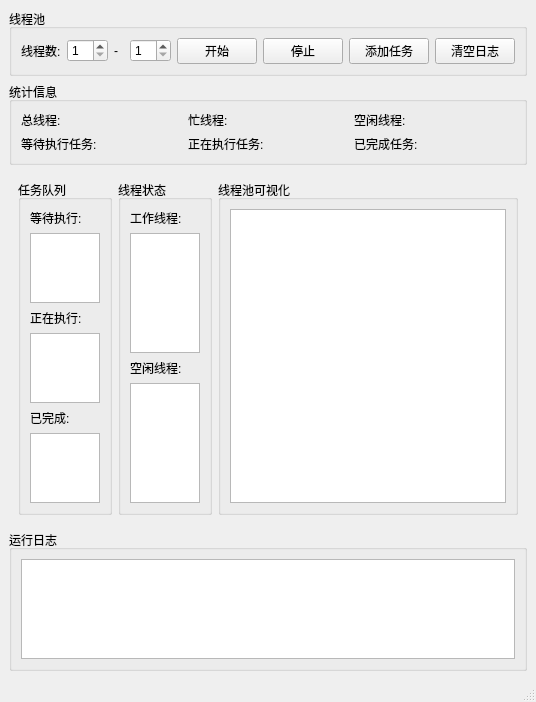
This is mainwindow.ui in HuJingwen1211/QT-ThreadPool as Qt 5 draws it before an edit. The edited form follows.
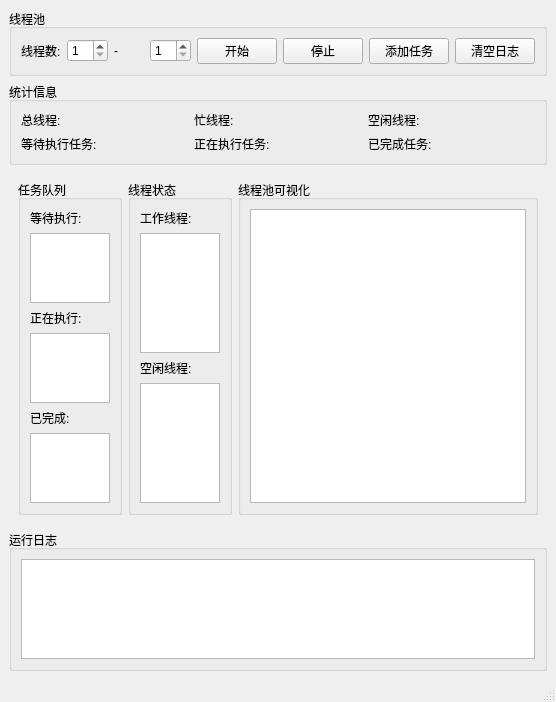
This is the edited form. Custom widgets are drawn as their Qt base class.

The edit to the form file:
```diff
--- a/mainwindow.ui
+++ b/mainwindow.ui
@@ -142,6 +142,12 @@
       <layout class="QHBoxLayout" name="horizontalLayout_2">
        <item>
         <widget class="QGroupBox" name="groupBox_3">
+         <property name="sizePolicy">
+          <sizepolicy hsizetype="Fixed" vsizetype="Preferred">
+           <horstretch>0</horstretch>
+           <verstretch>0</verstretch>
+          </sizepolicy>
+         </property>
          <property name="title">
           <string>任务队列</string>
          </property>
@@ -154,7 +160,26 @@
            </widget>
           </item>
           <item>
-           <widget class="QListWidget" name="waitingTaskList"/>
+           <widget class="QListWidget" name="waitingTaskList">
+            <property name="sizePolicy">
+             <sizepolicy hsizetype="Fixed" vsizetype="Expanding">
+              <horstretch>0</horstretch>
+              <verstretch>0</verstretch>
+             </sizepolicy>
+            </property>
+            <property name="minimumSize">
+             <size>
+              <width>70</width>
+              <height>0</height>
+             </size>
+            </property>
+            <property name="maximumSize">
+             <size>
+              <width>80</width>
+              <height>16777215</height>
+             </size>
+            </property>
+           </widget>
           </item>
           <item>
            <widget class="QLabel" name="label_6">
@@ -164,7 +189,26 @@
            </widget>
           </item>
           <item>
-           <widget class="QListWidget" name="runningTaskList"/>
+           <widget class="QListWidget" name="runningTaskList">
+            <property name="sizePolicy">
+             <sizepolicy hsizetype="Fixed" vsizetype="Expanding">
+              <horstretch>0</horstretch>
+              <verstretch>0</verstretch>
+             </sizepolicy>
+            </property>
+            <property name="minimumSize">
+             <size>
+              <width>70</width>
+              <height>0</height>
+             </size>
+            </property>
+            <property name="maximumSize">
+             <size>
+              <width>80</width>
+              <height>16777215</height>
+             </size>
+            </property>
+           </widget>
           </item>
           <item>
            <widget class="QLabel" name="label_7">
@@ -174,13 +218,38 @@
            </widget>
           </item>
           <item>
-           <widget class="QListWidget" name="finishedTaskList"/>
+           <widget class="QListWidget" name="finishedTaskList">
+            <property name="sizePolicy">
+             <sizepolicy hsizetype="Fixed" vsizetype="Expanding">
+              <horstretch>0</horstretch>
+              <verstretch>0</verstretch>
+             </sizepolicy>
+            </property>
+            <property name="minimumSize">
+             <size>
+              <width>70</width>
+              <height>0</height>
+             </size>
+            </property>
+            <property name="maximumSize">
+             <size>
+              <width>80</width>
+              <height>16777215</height>
+             </size>
+            </property>
+           </widget>
           </item>
          </layout>
         </widget>
        </item>
        <item>
         <widget class="QGroupBox" name="groupBox_2">
+         <property name="sizePolicy">
+          <sizepolicy hsizetype="Fixed" vsizetype="Preferred">
+           <horstretch>0</horstretch>
+           <verstretch>0</verstretch>
+          </sizepolicy>
+         </property>
          <property name="title">
           <string>线程状态</string>
          </property>
@@ -193,7 +262,26 @@
            </widget>
           </item>
           <item>
-           <widget class="QListWidget" name="workingThreadList"/>
+           <widget class="QListWidget" name="workingThreadList">
+            <property name="sizePolicy">
+             <sizepolicy hsizetype="Fixed" vsizetype="Expanding">
+              <horstretch>0</horstretch>
+              <verstretch>0</verstretch>
+             </sizepolicy>
+            </property>
+            <property name="minimumSize">
+             <size>
+              <width>70</width>
+              <height>0</height>
+             </size>
+            </property>
+            <property name="maximumSize">
+             <size>
+              <width>80</width>
+              <height>16777215</height>
+             </size>
+            </property>
+           </widget>
           </item>
           <item>
            <widget class="QLabel" name="label_5">
@@ -203,7 +291,26 @@
            </widget>
           </item>
           <item>
-           <widget class="QListWidget" name="idleThreadList"/>
+           <widget class="QListWidget" name="idleThreadList">
+            <property name="sizePolicy">
+             <sizepolicy hsizetype="Fixed" vsizetype="Expanding">
+              <horstretch>0</horstretch>
+              <verstretch>0</verstretch>
+             </sizepolicy>
+            </property>
+            <property name="minimumSize">
+             <size>
+              <width>70</width>
+              <height>0</height>
+             </size>
+            </property>
+            <property name="maximumSize">
+             <size>
+              <width>80</width>
+              <height>16777215</height>
+             </size>
+            </property>
+           </widget>
           </item>
          </layout>
         </widget>
@@ -221,7 +328,14 @@
          </property>
          <layout class="QVBoxLayout" name="verticalLayout_5">
           <item>
-           <widget class="PoolView" name="poolGraphicsView"/>
+           <widget class="PoolView" name="poolGraphicsView">
+            <property name="minimumSize">
+             <size>
+              <width>0</width>
+              <height>0</height>
+             </size>
+            </property>
+           </widget>
           </item>
          </layout>
         </widget>
```
